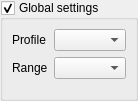
Old version of the form src/GlobalWidget.ui in the repository ManiVaultStudio/DimensionsViewerPlugin.
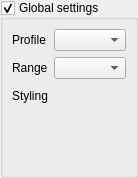
New version of the form. Custom widgets are drawn as their Qt base class.

```diff
--- a/src/GlobalWidget.ui
+++ b/src/GlobalWidget.ui
@@ -6,8 +6,8 @@
    <rect>
     <x>0</x>
     <y>0</y>
-    <width>121</width>
-    <height>97</height>
+    <width>131</width>
+    <height>178</height>
    </rect>
   </property>
   <property name="sizePolicy">
@@ -49,9 +49,26 @@
      <layout class="QVBoxLayout" name="verticalLayout_4">
       <item>
        <layout class="QGridLayout" name="gridLayout">
+        <item row="1" column="0">
+         <widget class="QLabel" name="profileTypeLabel">
+          <property name="text">
+           <string>Range</string>
+          </property>
+         </widget>
+        </item>
+        <item row="2" column="0">
+         <widget class="QLabel" name="stylingLabel">
+          <property name="text">
+           <string>Styling</string>
+          </property>
+         </widget>
+        </item>
         <item row="1" column="1">
          <widget class="QComboBox" name="rangeTypeComboBox"/>
         </item>
+        <item row="0" column="1">
+         <widget class="QComboBox" name="profileTypeComboBox"/>
+        </item>
         <item row="0" column="0">
          <widget class="QLabel" name="rangeTypeLabel">
           <property name="text">
@@ -59,15 +76,25 @@
           </property>
          </widget>
         </item>
-        <item row="0" column="1">
-         <widget class="QComboBox" name="profileTypeComboBox"/>
-        </item>
-        <item row="1" column="0">
-         <widget class="QLabel" name="profileTypeLabel">
-          <property name="text">
-           <string>Range</string>
-          </property>
-         </widget>
+        <item row="2" column="1">
+         <layout class="QHBoxLayout" name="horizontalLayout">
+          <item alignment="Qt::AlignLeft">
+           <widget class="StylingPushButton" name="stylingPushButton" native="true">
+            <property name="minimumSize">
+             <size>
+              <width>22</width>
+              <height>22</height>
+             </size>
+            </property>
+            <property name="maximumSize">
+             <size>
+              <width>22</width>
+              <height>22</height>
+             </size>
+            </property>
+           </widget>
+          </item>
+         </layout>
         </item>
        </layout>
       </item>
@@ -92,6 +119,14 @@
    </item>
   </layout>
  </widget>
+ <customwidgets>
+  <customwidget>
+   <class>StylingPushButton</class>
+   <extends>QWidget</extends>
+   <header>StylingPushButton.h</header>
+   <container>1</container>
+  </customwidget>
+ </customwidgets>
  <resources/>
  <connections/>
 </ui>
```
